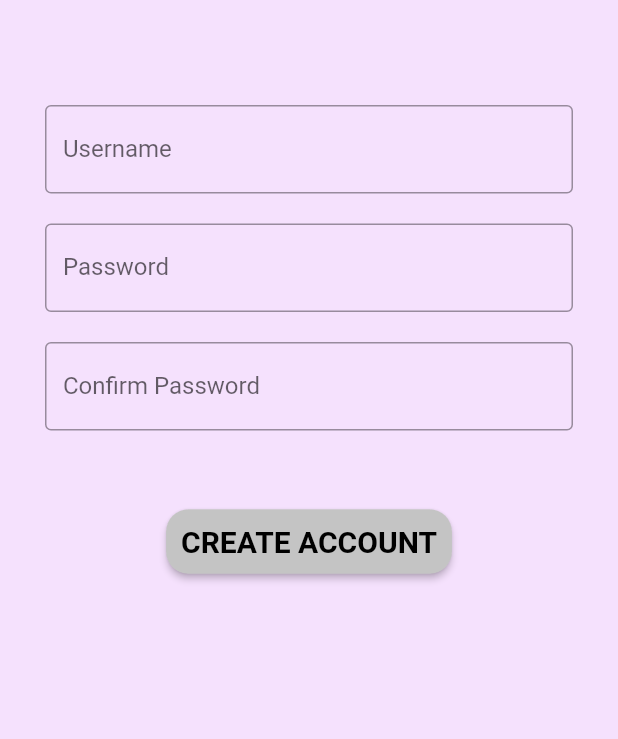
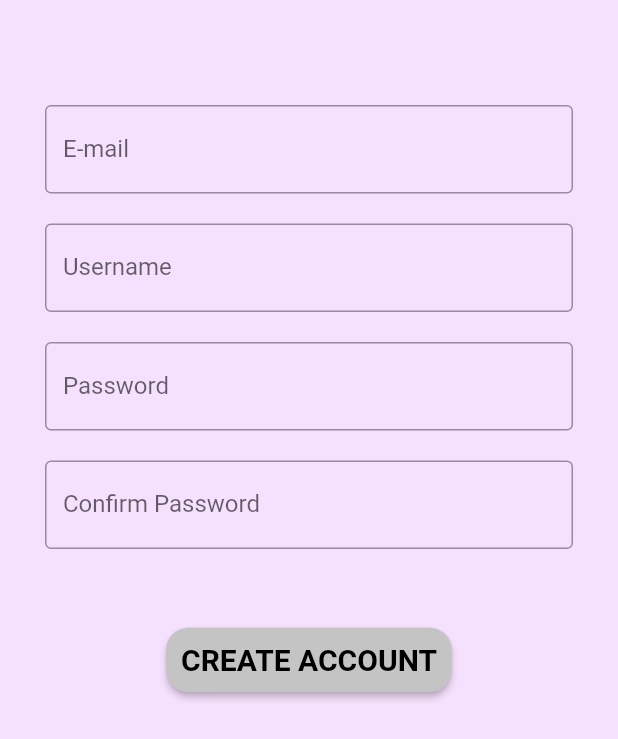
Before and after one commit to nathanjulian/bptest_app, a Flutter app: the screen it shows after launch, after a tap on "SIGN UP", on a phone screen of 412 x 824 dp. Shown: the top 739 px of the screen. Run offline on Flutter 3.47's test engine with Material 2 defaults, Android fonts, the phone set to English and light mode, and no system bars.

Commit message:
added email to textfield

```diff
--- a/lib/screens/login_screen.dart
+++ b/lib/screens/login_screen.dart
@@ -13,7 +13,7 @@ class LoginScreen extends StatelessWidget {
             TextField(
               decoration: InputDecoration(
                 border: OutlineInputBorder(),
-                labelText: 'Username',
+                labelText: 'Username or E-mail',
               ),
             ),
             SizedBox(height: 20.0),
--- a/lib/screens/signup_screen.dart
+++ b/lib/screens/signup_screen.dart
@@ -9,6 +9,13 @@ class SignUpScreen extends StatelessWidget {
         padding: const EdgeInsets.symmetric(vertical: 70.0, horizontal: 30.0),
         child: Column(
           children: [
+            TextField(
+              decoration: InputDecoration(
+                border: OutlineInputBorder(),
+                labelText: 'E-mail',
+              ),
+            ),
+            SizedBox(height: 20.0),
             TextField(
               decoration: InputDecoration(
                 border: OutlineInputBorder(),
```
